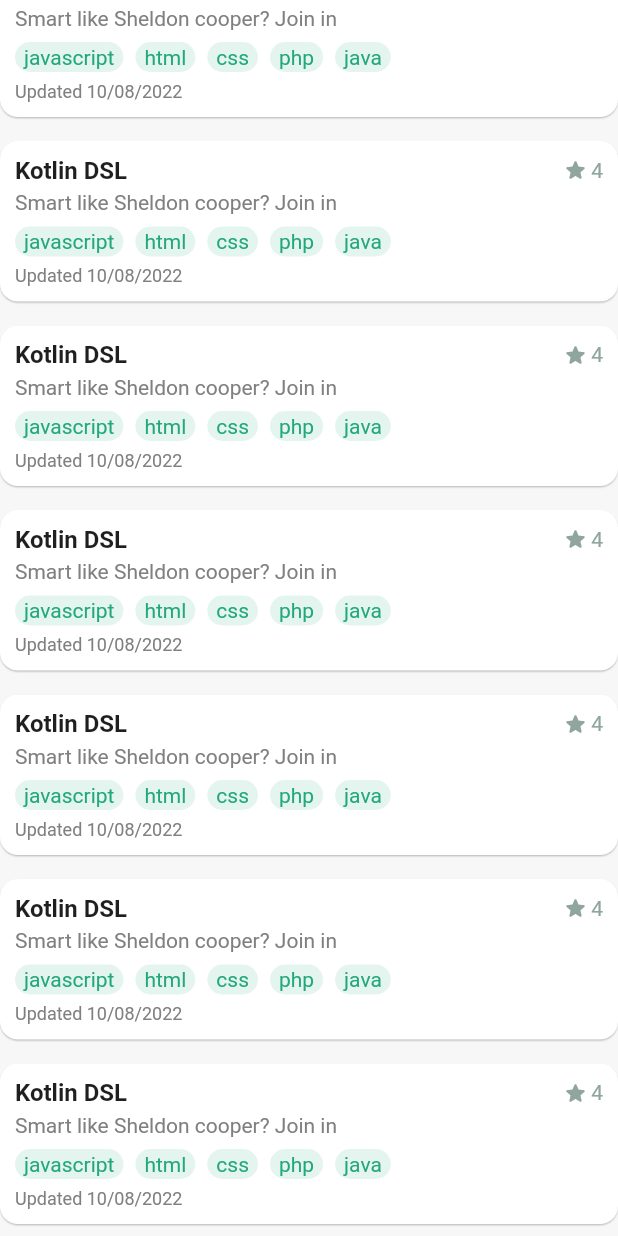
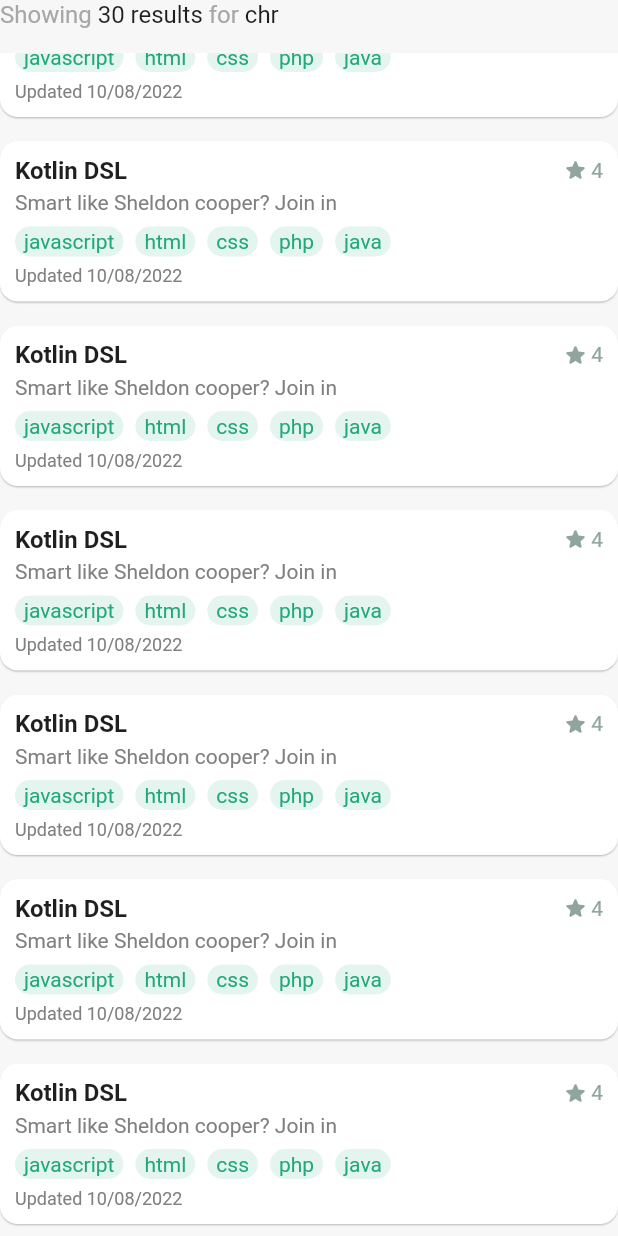
Before and after one commit to sosualfred/flutter_github_app, a Flutter app: the ReposTabView widget shown alone on an empty page, opened directly, scrolled down 441 dp, after a tap on "Kotlin DSL", on a phone screen of 412 x 824 dp. Run offline on Flutter 3.47's test engine with Material 2 defaults, Android fonts, the phone set to English and light mode, and no system bars; our stand-ins replace iconsax_flutter; missing offline and left inert: ms_undraw, primer_progress_bar; network calls fail.

Commit message:
add search placeholders

```diff
--- a/lib/screens/home/sections/repos_tab_view.dart
+++ b/lib/screens/home/sections/repos_tab_view.dart
@@ -1,15 +1,66 @@
 import 'package:flutter/material.dart';
 import 'package:flutter_github_app/constants/colors.dart';
+import 'package:flutter_github_app/widgets/common/app_placeholder.dart';
 import 'package:flutter_github_app/widgets/home/repo_card.dart';
+import 'package:ms_undraw/ms_undraw.dart';
 
 class ReposTabView extends StatelessWidget {
   const ReposTabView({super.key});
 
   @override
   Widget build(BuildContext context) {
-    return SingleChildScrollView(
-      physics: const NeverScrollableScrollPhysics(),
+    const SingleChildScrollView(
       child: Column(
+        children: [
+          SizedBox(
+            height: 32,
+          ),
+          AppPlaceholder(
+            title: Text(
+              'What are you looking for?',
+              style: TextStyle(
+                fontSize: 14,
+                color: grey500,
+              ),
+            ),
+            illustration: UnDrawIllustration.searching,
+          ),
+        ],
+      ),
+    );
+    const SingleChildScrollView(
+      child: Column(
+        children: [
+          SizedBox(
+            height: 32,
+          ),
+          AppPlaceholder(
+            title: Row(
+              mainAxisAlignment: MainAxisAlignment.center,
+              children: [
+                Text(
+                  'Cannot find any search result for ',
+                  style: TextStyle(
+                    fontSize: 14,
+                    color: grey500,
+                  ),
+                ),
+                Text(
+                  'abc',
+                  style: TextStyle(
+                    fontSize: 14,
+                    color: grey800,
+                  ),
+                ),
+              ],
+            ),
+            illustration: UnDrawIllustration.no_data,
+          ),
+        ],
+      ),
+    );
+
+    return Column(
       children: [
         const Row(
           children: [
@@ -46,15 +97,16 @@ class ReposTabView extends StatelessWidget {
         const SizedBox(
           height: 16,
         ),
-          ListView.builder(
+        Expanded(
+          child: ListView.builder(
+            shrinkWrap: true,
             itemCount: 10,
-            shrinkWrap: true,
             itemBuilder: (context, index) {
               return const RepoCard();
             },
           ),
+        ),
       ],
-      ),
     );
   }
 }
--- a/lib/screens/repo_details_screen.dart
+++ b/lib/screens/repo_details_screen.dart
@@ -59,7 +59,7 @@ class RepoDetailsScreen extends StatelessWidget {
                 Label(
                   label: 'Public',
                   color: primaryColor,
-                  fontSize: 16,
+                  fontSize: 14,
                 ),
               ],
             ),
```
Also changed, not shown: lib/screens/home/sections/users_tab_view.dart (+57 -5 lines), lib/widgets/common/app_placeholder.dart (added, +50 -0 lines), pubspec.yaml (+4 -9 lines), pubspec.lock. Lines whose indentation alone changed are shown as unchanged.
